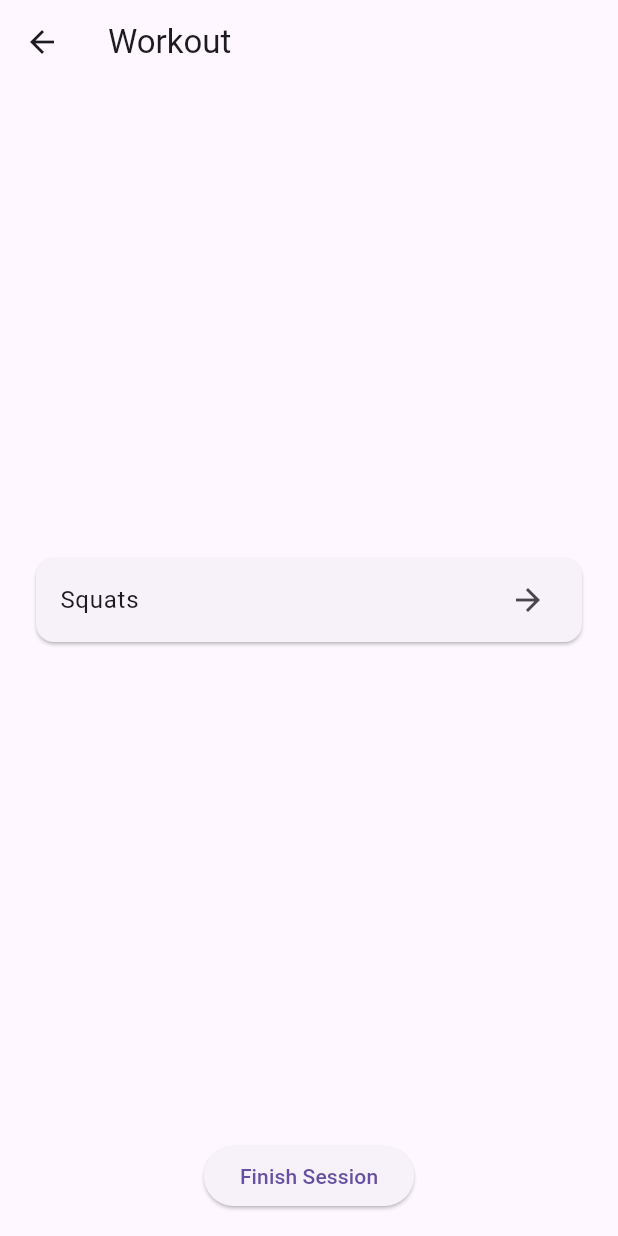
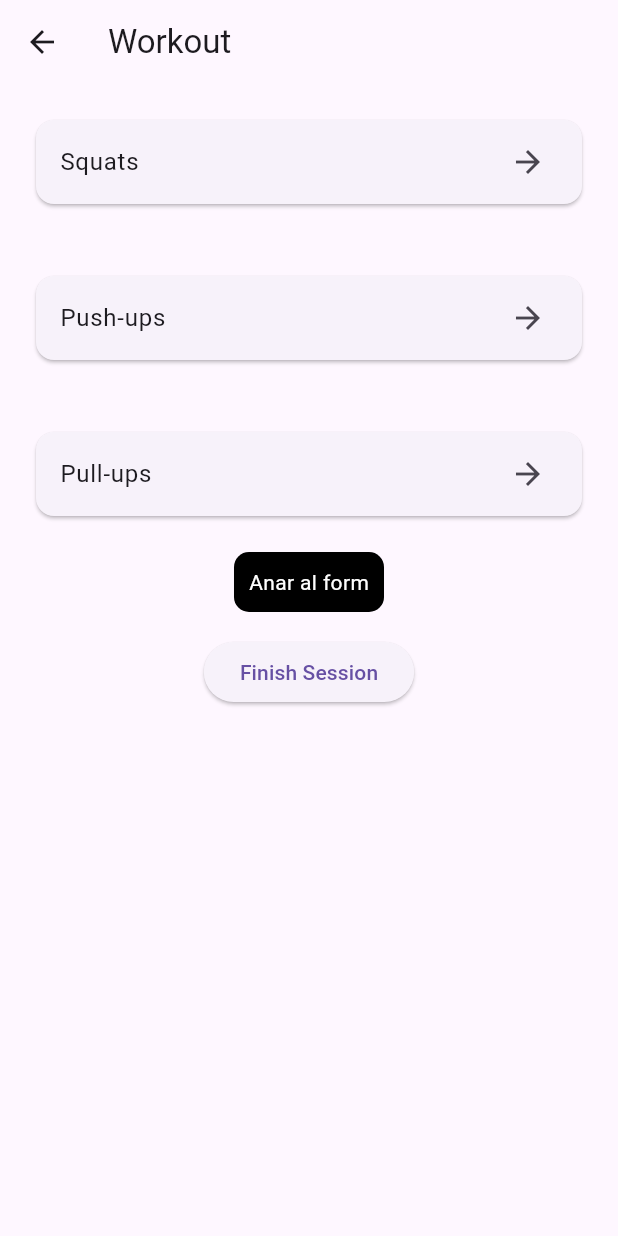
Before and after one commit to Mar-M-A/rehab_app2, a Flutter app: the screen it shows after launch, after a tap on "Get Started", after a tap on "Start New Session", on a phone screen of 412 x 824 dp. Run offline on Flutter 3.47's test engine with Material 3 defaults, Android fonts, the phone set to English and light mode, and no system bars; our stand-ins replace flutter_slidable; network calls fail.

Commit message:
changes for integration

```diff
--- a/lib/main.dart
+++ b/lib/main.dart
@@ -1,10 +1,21 @@
 import 'package:flutter/material.dart';
+import 'package:rehab_app2/services/api_service.dart';
 import 'screens/welcome_screen.dart';
 import 'screens/home_screen.dart';
 import 'screens/workout_screen.dart';
 import 'screens/exercise_screen.dart';
 
-void main() {
+void main() async  {
+
+  // print("hoal");
+  // bool aux = await ApiService.createUser({
+  //   'username':'pepito',
+  //   'password':'pepet',
+  //   'user_type':'no'
+  // });
+
+  // print("created user : $aux");
+
   runApp(RApp());
 }
 
--- a/lib/screens/workout_screen.dart
+++ b/lib/screens/workout_screen.dart
@@ -1,4 +1,5 @@
 import 'package:flutter/material.dart';
+import 'package:rehab_app2/screens/form.page.dart';
 import '../services/api_service.dart';
 
 class WorkoutScreen extends StatefulWidget {
@@ -22,19 +23,23 @@ class _WorkoutScreenState extends State<WorkoutScreen> {
   double? meanBr;
 
   @override
-    void initState()
-    {
+  void initState() {
     super.initState();
     //TODO: obtain the current sessionid from a global state or pass it from homescreen
     _currentSessionId = 1; //for testing purposes
   }
 
-    Future<void> _startAndNavigateToExercise(String exerciseName, int exerciseId, int sets, int reps) async
-    {
-        if (_currentSessionId == null)
-            {
+  Future<void> _startAndNavigateToExercise(
+    String exerciseName,
+    int exerciseId,
+    int sets,
+    int reps,
+  ) async {
+    if (_currentSessionId == null) {
       ScaffoldMessenger.of(context).showSnackBar(
-                    SnackBar(content: Text('No active session. Please start a session first')),
+        SnackBar(
+          content: Text('No active session. Please start a session first'),
+        ),
       );
       return;
     }
@@ -43,16 +48,14 @@ class _WorkoutScreenState extends State<WorkoutScreen> {
       exerciseId,
     );
 
-    if (newSessionExerciseId == null)
-        {
+    if (newSessionExerciseId == null) {
       ScaffoldMessenger.of(context).showSnackBar(
         SnackBar(content: Text('Failed to start exercise session on backend.')),
       );
       return;
     }
 
-    setState(()
-    {
+    setState(() {
       _currentSessionExerciseId = newSessionExerciseId;
       _currentExerciseId = exerciseId;
     });
@@ -60,8 +63,7 @@ class _WorkoutScreenState extends State<WorkoutScreen> {
     final result = await Navigator.pushNamed(
       context,
       '/exercise',
-        arguments:
-        {
+      arguments: {
         'exerciseName': exerciseName,
         'sets': sets,
         'reps': reps,
@@ -69,55 +71,53 @@ class _WorkoutScreenState extends State<WorkoutScreen> {
       },
     );
 
-    if (result != null && result is Map<String, dynamic>)
-    {
-        setState(()
-        {
+    if (result != null && result is Map<String, dynamic>) {
+      setState(() {
         meanHr = result['meanHr'];
         meanBr = result['meanBr'];
       });
     }
   }
 
-    Future<void> _submitMetricsAndFinish() async
-    {
-        if (_currentSessionExerciseId == null || meanHr == null || meanBr == null)
-        {
-            ScaffoldMessenger.of(context).showSnackBar(
-                SnackBar(content: Text('Metrics not available yet.')),
-            );
+  Future<void> _submitMetricsAndFinish() async {
+    if (_currentSessionExerciseId == null || meanHr == null || meanBr == null) {
+      ScaffoldMessenger.of(
+        context,
+      ).showSnackBar(SnackBar(content: Text('Metrics not available yet.')));
       return;
     }
 
     bool success = await ApiService.setMetrics(
       _currentExerciseId!,
       meanHr!,
-            meanBr!
+      meanBr!,
     );
 
-        if (!success)
-        {
-            ScaffoldMessenger.of(context).showSnackBar(
-                SnackBar(content: Text('Failed to submit metrics')),
-            );
-        }
-        else
-        {
+    if (!success) {
+      ScaffoldMessenger.of(
+        context,
+      ).showSnackBar(SnackBar(content: Text('Failed to submit metrics')));
+    } else {
       await showMetrics(_currentSessionExerciseId!);
       Navigator.pushNamedAndRemoveUntil(context, '/home', (route) => false);
     }
   }
 
-    Future<void>showMetrics (int sessionExerciseId) async
-    {
-        final metrics = await ApiService.fetchSessionExercisesummary(sessionExerciseId);
+  Future<void> showMetrics(int sessionExerciseId) async {
+    final metrics = await ApiService.fetchSessionExercisesummary(
+      sessionExerciseId,
+    );
     showDialog(
       context: context,
-            builder: (_) => AlertDialog(
+      builder:
+          (_) => AlertDialog(
             title: Text('Session Metrics'),
             content: Column(
               mainAxisSize: MainAxisSize.min,
-                    children: metrics.map((m) => Text('${m.metricName}: ${m.value}')).toList(),
+              children:
+                  metrics
+                      .map((m) => Text('${m.metricName}: ${m.value}'))
+                      .toList(),
             ),
             actions: [
               TextButton(
@@ -135,19 +135,15 @@ class _WorkoutScreenState extends State<WorkoutScreen> {
       appBar: AppBar(title: Text('Workout')),
       body: Column(
         children: [
-                    Expanded(
-                        child: PageView.builder(
-                            controller: _controller,
-                            itemCount: exercises.length,
-                            itemBuilder: (ctx, i) {
-                                final exercise = exercises[i];
+          ...exercises.map((exercise) {
             return Center(
               child: Card(
                 margin: EdgeInsets.all(24),
                 child: ListTile(
                   title: Text(exercise['name']!),
                   trailing: Icon(Icons.arrow_forward),
-                                            onTap: () => _startAndNavigateToExercise(
+                  onTap:
+                      () => _startAndNavigateToExercise(
                         exercise['name']!,
                         exercise['id']!,
                         3, //example sets
@@ -156,7 +152,50 @@ class _WorkoutScreenState extends State<WorkoutScreen> {
                 ),
               ),
             );
+          }),
+          //   Expanded(
+          //     child: PageView.builder(
+          //       controller: _controller,
+          //       itemCount: exercises.length,
+          //       itemBuilder: (ctx, i) {
+          //         final exercise = exercises[i];
+          //         return Center(
+          //           child: Card(
+          //             margin: EdgeInsets.all(24),
+          //             child: ListTile(
+          //               title: Text(exercise['name']!),
+          //               trailing: Icon(Icons.arrow_forward),
+          //               onTap:
+          //                   () => _startAndNavigateToExercise(
+          //                     exercise['name']!,
+          //                     exercise['id']!,
+          //                     3, //example sets
+          //                     12, //example reps
+          //                   ),
+          //             ),
+          //           ),
+          //         );
+          //       },
+          //     ),
+          //   ),
+          GestureDetector(
+            onTap: () {
+                print('Tapped!');
+              Navigator.push(
+                context,
+                MaterialPageRoute(builder: (context) => FormPage()),
+              );
             },
+            child: Container(
+              padding: EdgeInsets.all(10),
+              decoration: BoxDecoration(
+                color: Colors.black,
+                borderRadius: BorderRadius.circular(10),
+              ),
+              child: Text(
+                "Anar al form",
+                style: TextStyle(color: Colors.white),
+              ),
             ),
           ),
           Padding(
@@ -170,5 +209,4 @@ class _WorkoutScreenState extends State<WorkoutScreen> {
       ),
     );
   }
-
 }
```
Also changed, not shown: lib/screens/exercise_screen.dart (+30 -30 lines), lib/screens/form.page.dart (added, +138 -0 lines), lib/services/api_service.dart (+22 -3 lines). Lines whose indentation alone changed are shown as unchanged.
